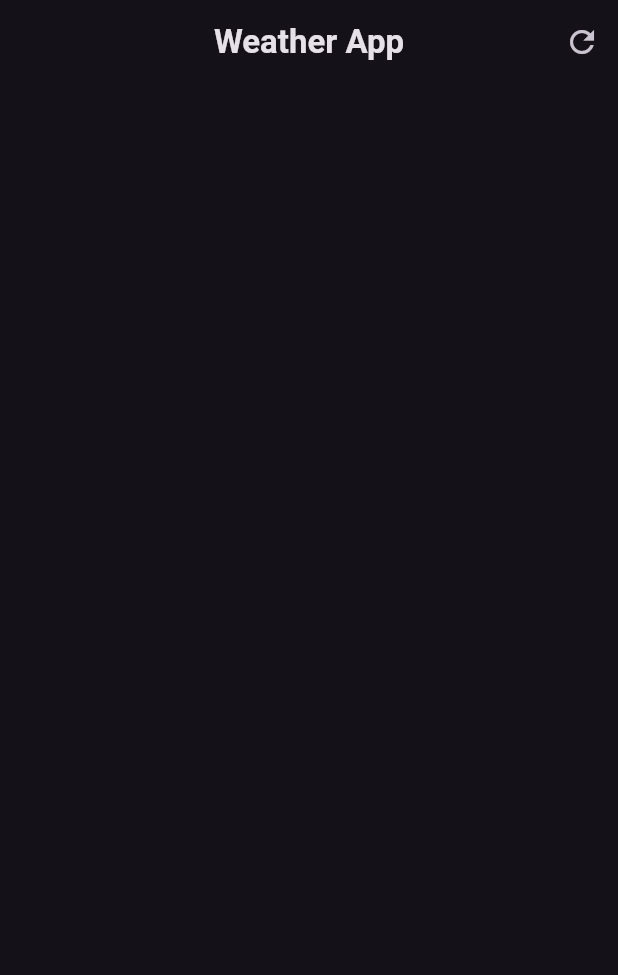
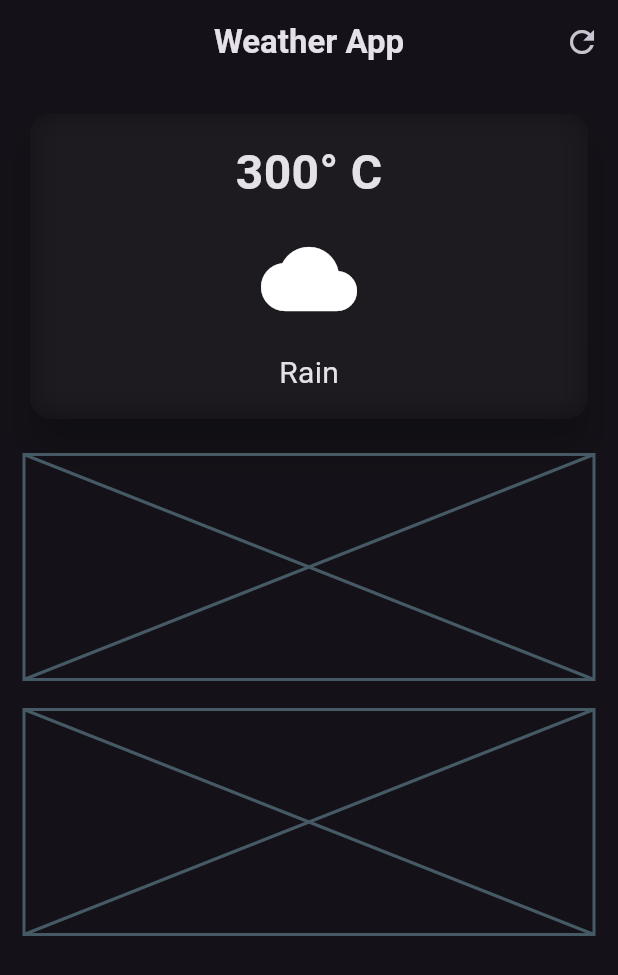
Before and after one commit to Sharath44665/flutter_ws, a Flutter app: the screen it shows after launch, on a phone screen of 412 x 824 dp. Shown: the top 975 px of the screen. Run offline on Flutter 3.47's test engine with Material 3 defaults, Android fonts, the phone set to English and light mode, and no system bars; our stand-ins replace firebase_auth, firebase_core; accounts and stored records are empty; generated files the repository leaves out were written again.

Commit message:
main card

```diff
--- a/n05_weather_app/lib/weather_screen.dart
+++ b/n05_weather_app/lib/weather_screen.dart
@@ -1,3 +1,5 @@
+import 'dart:ui';
+
 import 'package:flutter/material.dart';
 
 class WeatherScreen extends StatelessWidget {
@@ -21,6 +23,53 @@ class WeatherScreen extends StatelessWidget {
           ),
         ],
       ),
+      body: Padding(
+        padding: EdgeInsets.all(16.0),
+        child: Column(
+          children: [
+            // main card
+            SizedBox(
+              width: double.infinity,
+              child: Card(
+                elevation: 10,
+                shape: RoundedRectangleBorder(
+                  borderRadius: BorderRadius.circular(14),
+                ),
+                child: ClipRRect(
+                  borderRadius: BorderRadius.circular(14),
+                  child: BackdropFilter(
+                    filter: ImageFilter.blur(sigmaX: 10, sigmaY: 10),
+                    child: const Padding(
+                      padding: EdgeInsets.all(16.0),
+                      child: Column(
+                        children: [
+                          Text(
+                            "300° C",
+                            style: TextStyle(
+                              fontWeight: FontWeight.bold,
+                              fontSize: 32,
+                            ),
+                          ),
+                          SizedBox(height: 16),
+                          Icon(Icons.cloud, size: 64),
+                          SizedBox(height: 16),
+                          Text("Rain", style: TextStyle(fontSize: 20)),
+                        ],
+                      ),
+                    ),
+                  ),
+                ),
+              ),
+            ),
+            // weather card
+            const SizedBox(height: 20),
+            const Placeholder(fallbackHeight: 150),
+            // additional info
+            const SizedBox(height: 20),
+            const Placeholder(fallbackHeight: 150),
+          ],
+        ),
+      ),
     );
   }
 }
```
